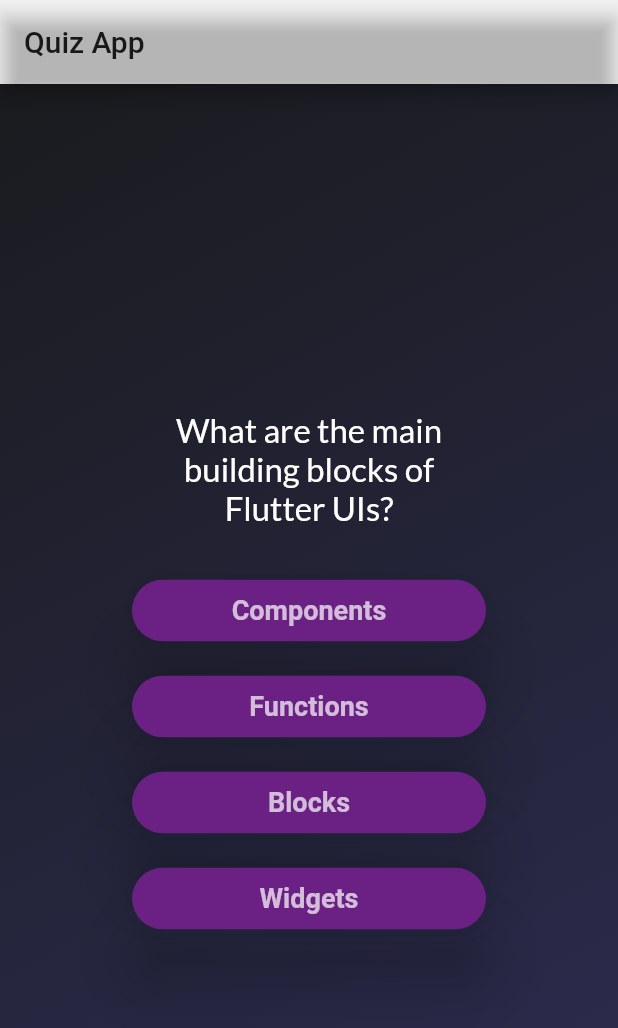
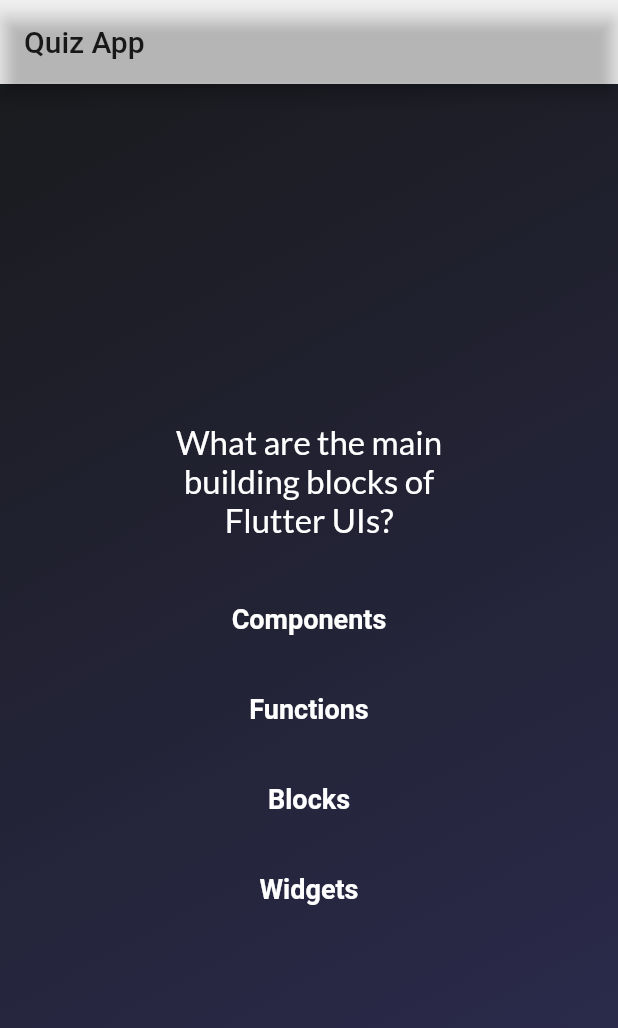
Before and after one commit to Partha-CreoIT/QuizApp, a Flutter app: the screen it shows after launch, after a tap on "Start Quiz", on a phone screen of 412 x 824 dp. Shown: the top 1028 px of the screen. Run offline on Flutter 3.47's test engine with Material 2 defaults, Android fonts, the phone set to English and light mode, and no system bars; our stand-ins replace google_fonts.

Commit message:
Added ListTile for answer button

```diff
--- a/lib/answer_buttons.dart
+++ b/lib/answer_buttons.dart
@@ -9,28 +9,27 @@ class AnswerButton extends StatelessWidget {
 
   @override
   Widget build(BuildContext context) {
-    return /*Container(
-      decoration: BoxDecoration(
-        borderRadius: BorderRadius.circular(40),
-        color: const Color.fromARGB(255, 107, 32, 132),
+    return ListTile(
+      title: Text(
+        answerText,
+        style: const TextStyle(
+          fontWeight: FontWeight.bold,
+          fontSize: 18.0,
+        ),
+        textAlign: TextAlign.center,
       ),
-      padding: const EdgeInsets.symmetric(vertical: 10, horizontal: 20),
-      child: ElevatedButton(
-        onPressed: onTap,
-        child: ListTile(
-          title: Text(
-            answerText,
-            textAlign: TextAlign.center,
-          ),
-          textColor: Colors.white,
-          splashColor: Colors.black87,
-          dense: true,
+      textColor: Colors.white,
+      onTap: onTap,
+      shape: RoundedRectangleBorder(
+        side: const BorderSide(
+          color: Color.fromARGB(255, 107, 32, 132),
+          width: 2,
+        ),
+        borderRadius: BorderRadius.circular(8),
+      ),
+    );
 
-        ),
-      ),
-    );*/
-
-        Padding(
+    /*Padding(
             padding: const EdgeInsets.all(8.0),
             child: ElevatedButton(
               onPressed: () {
@@ -53,6 +52,6 @@ class AnswerButton extends StatelessWidget {
                 answerText,
                 textAlign: TextAlign.center,
               ),
-            ));
+            ));*/
   }
 }
```
